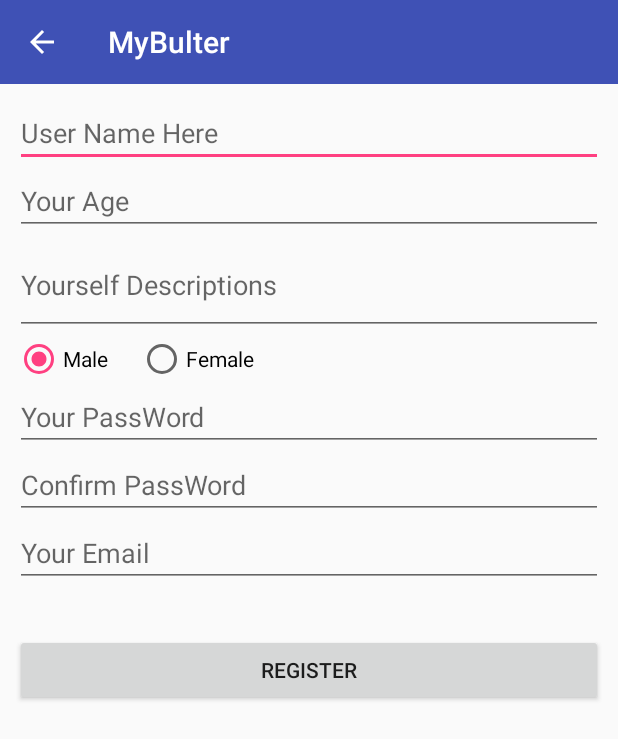
After one commit to yxnne/MyBulter, an Android app: the RegisterActivity screen opened directly, with no data from a screen before it, on a phone screen of 412 x 824 dp. The commit adds this screen. Shown: the top 739 px of the screen. Run offline under Robolectric (Android 15) with nearby library versions, the phone set to English and light mode, and no system bars; libraries missing offline, so code that uses them is left out: cn.bmob.v3; Roboto replaces fonts that are not available here.

Commit message:
add the Tecent Bugly to Reperot Crash add Bmob CLoud SDK
RegisterActivity 's bacis function has done

```diff
--- a/app/src/main/java/com/yxnne/mybulter/MainActivity.java
+++ b/app/src/main/java/com/yxnne/mybulter/MainActivity.java
@@ -11,6 +11,7 @@ import android.support.v7.app.AppCompatActivity;
 import android.os.Bundle;
 import android.view.View;
 
+import com.tencent.bugly.crashreport.CrashReport;
 import com.yxnne.mybulter.activity.SettingActivity;
 import com.yxnne.mybulter.fragment.ButlerFragment;
 import com.yxnne.mybulter.fragment.GrilFragment;
@@ -42,6 +43,7 @@ public class MainActivity extends AppCompatActivity implements View.OnClickListe
         getSupportActionBar().setElevation(0);
         initData();
         initView();
+        //CrashReport.testJavaCrash();
 
     }
 
--- a/app/src/main/java/com/yxnne/mybulter/activity/BaseActivity.java
+++ b/app/src/main/java/com/yxnne/mybulter/activity/BaseActivity.java
@@ -20,6 +20,7 @@ public class BaseActivity extends AppCompatActivity {
     protected void onCreate(@Nullable Bundle savedInstanceState) {
         super.onCreate(savedInstanceState);
         //显示返回键，Actionbar的
+        getSupportActionBar().setElevation(0);//去掉actionbar的阴影
         getSupportActionBar().setDisplayHomeAsUpEnabled(true);
     }
 
--- /dev/null
+++ b/app/src/main/java/com/yxnne/mybulter/activity/RegisterActivity.java
@@ -0,0 +1,134 @@
+package com.yxnne.mybulter.activity;
+
+import android.os.Bundle;
+import android.text.TextUtils;
+import android.view.View;
+import android.widget.Button;
+import android.widget.EditText;
+import android.widget.RadioButton;
+import android.widget.RadioGroup;
+import android.widget.Toast;
+
+import com.yxnne.mybulter.R;
+import com.yxnne.mybulter.entity.MyUser;
+
+import cn.bmob.v3.exception.BmobException;
+import cn.bmob.v3.listener.SaveListener;
+
+public class RegisterActivity extends BaseActivity implements View.OnClickListener {
+    private EditText mEtUserName,mEtAge,mEtDescription,mEtPassWord,
+                        mEtComfrimPwd,mEtEmail;
+    private RadioGroup mRadioGroup;
+    private RadioButton mRadioMale,mRadioFemale;
+    private Button mBtnRegister;
+
+    //性别 true表示 男
+    private boolean isMale = true;
+
+
+    @Override
+    protected void onCreate(Bundle savedInstanceState) {
+        super.onCreate(savedInstanceState);
+        setContentView(R.layout.activity_register);
+        initView();
+    }
+
+    private void initView() {
+        mEtUserName = (EditText) findViewById(R.id.et_username_reginster);
+        mEtAge = (EditText) findViewById(R.id.et_age_reginster);
+        mEtDescription = (EditText) findViewById(R.id.et_description_reginster);
+        mEtPassWord = (EditText) findViewById(R.id.et_password_register);
+        mEtComfrimPwd = (EditText) findViewById(R.id.et_confirmpwd_register);
+        mEtEmail = (EditText) findViewById(R.id.et_email_register);
+
+        mRadioGroup = (RadioGroup) findViewById(R.id.RadioGroup_reginster);
+        mRadioMale = (RadioButton) findViewById(R.id.rb_boy_registerr);
+        mRadioFemale = (RadioButton) findViewById(R.id.rb_girl_register);
+
+        mBtnRegister = (Button) findViewById(R.id.btn_registered_register);
+
+        mBtnRegister.setOnClickListener(this);
+
+    }
+
+    /**
+     * 点击事件的监听
+     * @param v 控件
+     */
+    @Override
+    public void onClick(View v) {
+        switch (v.getId()){
+            case R.id.btn_registered_register:
+                doRegister();
+                break;
+        }
+    }
+
+    /**
+     * 注册的逻辑
+     * 先检查参数
+     * 再注册
+     */
+    private void doRegister() {
+        String username = mEtUserName.getText().toString().trim();
+        String age = mEtAge.getText().toString().trim();
+        String description = mEtDescription.getText().toString().trim();
+        String password = mEtPassWord.getText().toString().trim();
+        String confirmPwd = mEtComfrimPwd.getText().toString().trim();
+        String email = mEtEmail.getText().toString().trim();
+
+        //检查参数
+        if(!TextUtils.isEmpty(username) & !TextUtils.isEmpty(age) &
+                !TextUtils.isEmpty(password) &
+                !TextUtils.isEmpty(confirmPwd) &
+                !TextUtils.isEmpty(email)){//该填上的都填上
+            //两次密码是否一致
+            if(password.equals(confirmPwd)){//一致
+                //得到性别
+                mRadioGroup.setOnCheckedChangeListener(new RadioGroup.OnCheckedChangeListener() {
+                    @Override
+                    public void onCheckedChanged(RadioGroup group, int checkedId) {
+                        if(checkedId == R.id.rb_boy_registerr){
+                            isMale = true;
+                        }else {
+                            isMale = false;
+                        }
+                    }
+                });
+
+                //判断简介是否是空
+                if(TextUtils.isEmpty(description)){
+                    description = getString(R.string.empty_description);
+                }
+
+                //准备条件已经完成,注册
+                MyUser user = new MyUser();
+                user.setUsername(username);
+                user.setAge(Integer.parseInt(age));
+                user.setDesc(description);
+                user.setSex(isMale);
+                user.setEmail(email);
+                user.setPassword(password);
+
+                user.signUp(new SaveListener<MyUser>() {
+                    @Override
+                    public void done(MyUser myUser, BmobException e) {
+                        if(e==null){
+                            Toast.makeText(RegisterActivity.this, R.string.text_registere_successful, Toast.LENGTH_SHORT).show();
+                            finish();
+                        }else{
+                            Toast.makeText(RegisterActivity.this, getString(R.string.text_registere_failure) + e.toString(), Toast.LENGTH_SHORT).show();
+                        }
+                    }
+                });
+
+            }else{
+                Toast.makeText(this,"密码确认不一致",Toast.LENGTH_SHORT).show();
+            }
+
+        }else{
+            //有必填的没有填，弹窗
+            Toast.makeText(this,"有必填项未填",Toast.LENGTH_SHORT).show();
+        }
+    }
+}
--- a/app/src/main/java/com/yxnne/mybulter/activity/SplashActivity.java
+++ b/app/src/main/java/com/yxnne/mybulter/activity/SplashActivity.java
@@ -38,7 +38,7 @@ public class SplashActivity extends AppCompatActivity {
 
                     }else{
                         Intent intent = new Intent(SplashActivity.this,
-                                MainActivity.class);
+                                LoginActivity.class);
                         startActivity(intent);
                     }
                     finish();
--- a/app/src/main/java/com/yxnne/mybulter/util/StaticClass.java
+++ b/app/src/main/java/com/yxnne/mybulter/util/StaticClass.java
@@ -8,6 +8,11 @@ package com.yxnne.mybulter.util;
  * Descriptions     : 数据和常量
  */
 public class StaticClass {
+    //APP的 Bugly的APP ID
+    public static final String BUGLY_APP_ID = "185065acbf";
+    //APP的 Bmob的APP ID
+    public static final String BMOB_APP_ID = "5f76a37fbb02114e477b8238bc5f2def";
+
     //闪屏页延时的msg.what
     public static final int HANDLER_SPLASH = 1001;
 
--- /dev/null
+++ b/app/src/main/res/layout/activity_register.xml
@@ -0,0 +1,88 @@
+<?xml version="1.0" encoding="utf-8"?>
+<LinearLayout
+    xmlns:android="http://schemas.android.com/apk/res/android"
+    android:layout_width="match_parent"
+    android:layout_height="match_parent"
+    android:orientation="vertical"
+    android:padding="10dp">
+
+
+    <EditText
+        android:id="@+id/et_username_reginster"
+        android:layout_width="match_parent"
+        android:layout_height="wrap_content"
+        android:hint="User Name Here"/>
+
+    <EditText
+        android:id="@+id/et_age_reginster"
+        android:layout_width="match_parent"
+        android:layout_height="wrap_content"
+        android:hint="Your Age"/>
+
+    <EditText
+        android:id="@+id/et_description_reginster"
+        android:layout_width="match_parent"
+        android:layout_height="wrap_content"
+        android:hint="Yourself Descriptions"
+        android:lines="2"/>
+
+    <RadioGroup
+        android:id="@+id/RadioGroup_reginster"
+        android:layout_width="match_parent"
+        android:layout_height="wrap_content"
+        android:orientation="horizontal">
+
+        <RadioButton
+            android:id="@+id/rb_boy_registerr"
+            android:layout_width="wrap_content"
+            android:layout_height="wrap_content"
+            android:checked="true"
+            android:text="Male"/>
+
+        <RadioButton
+            android:id="@+id/rb_girl_register"
+            android:layout_width="wrap_content"
+            android:layout_height="wrap_content"
+            android:layout_marginStart="20dp"
+            android:text="Female"/>
+
+    </RadioGroup>
+
+
+    <EditText
+        android:id="@+id/et_password_register"
+        android:layout_width="match_parent"
+        android:layout_height="wrap_content"
+        android:hint="Your PassWord"
+        android:inputType="textPassword"/>
+
+    <EditText
+        android:id="@+id/et_confirmpwd_register"
+        android:layout_width="match_parent"
+        android:layout_height="wrap_content"
+        android:hint="Confirm PassWord"
+        android:inputType="textPassword"/>
+
+    <EditText
+        android:id="@+id/et_email_register"
+        android:layout_width="match_parent"
+        android:layout_height="wrap_content"
+        android:hint="Your Email"/>
+
+    <TextView
+        android:layout_width="match_parent"
+        android:layout_height="wrap_content"
+        android:text=""
+        android:textColor="@color/colorAccent"
+        android:textSize="15sp"/>
+
+
+    <Button
+        android:id="@+id/btn_registered_register"
+        android:layout_width="match_parent"
+        android:layout_height="wrap_content"
+        android:layout_marginTop="10dp"
+        android:text="Register"
+        />
+
+</LinearLayout>
--- a/app/src/main/res/values/strings.xml
+++ b/app/src/main/res/values/strings.xml
@@ -4,6 +4,9 @@
     <string name="tag_main_2">WeChat News</string>
     <string name="tag_main_3">Many Grils</string>
     <string name="tag_main_4">Profile</string>
+    <string name="empty_description">This man is Lasy</string>
+    <string name="text_registere_successful">Register Successful</string>
+    <string name="text_registere_failure">Falied</string>
 
 
 </resources>
--- a/build.gradle
+++ b/build.gradle
@@ -3,6 +3,7 @@
 buildscript {
     repositories {
         jcenter()
+
     }
     dependencies {
         classpath 'com.android.tools.build:gradle:2.2.3'
@@ -15,6 +16,7 @@ buildscript {
 allprojects {
     repositories {
         jcenter()
+        maven { url "https://raw.github.com/bmob/bmob-android-sdk/master" }
     }
 }
 
```
Also changed, not shown: app/build.gradle (+10 -6 lines), app/src/main/AndroidManifest.xml (+29 -8 lines), app/src/main/java/com/yxnne/mybulter/activity/GuideActivity.java (+44 -4 lines), app/src/main/java/com/yxnne/mybulter/activity/LoginActivity.java (added, +59 -0 lines), app/src/main/java/com/yxnne/mybulter/application/BaseApplication.java (+14 -0 lines), app/src/main/java/com/yxnne/mybulter/entity/MyUser.java (added, +51 -0 lines), app/src/main/res/layout/activity_guide.xml (+9 -0 lines), app/src/main/res/layout/activity_login.xml (added, +52 -0 lines), 1 other file.
